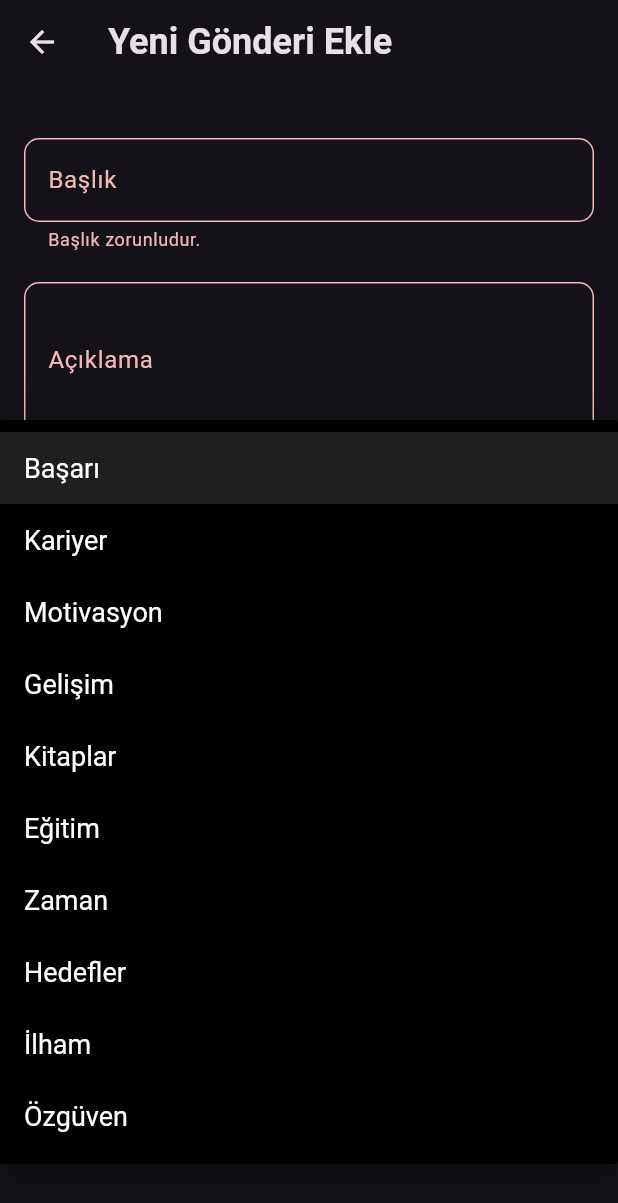
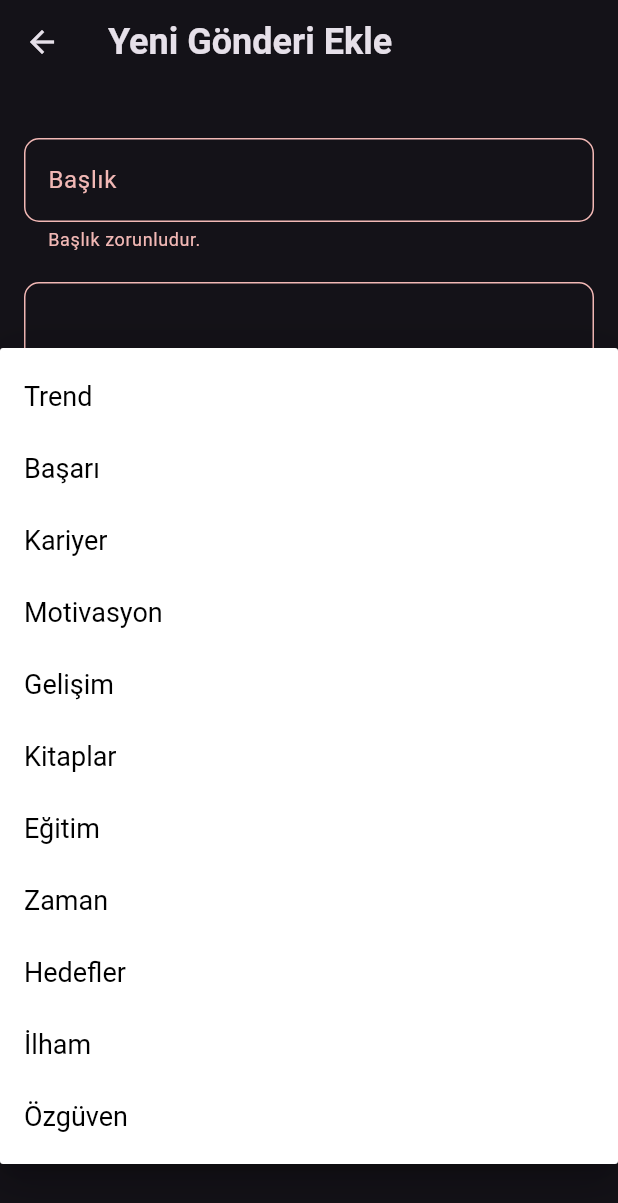
Before and after one commit to BerkErdgn/MotiX, a Flutter app: the AddBlogPostPage screen opened directly with empty values, after a tap on "Gönderiyi Ekle", after a tap on "Kategori seçin", on a phone screen of 412 x 824 dp. Shown: the top 1203 px of the screen. Run offline on Flutter 3.47's test engine with Material 3 defaults, Android fonts, the phone set to English and light mode, and no system bars; our stand-ins replace animated_splash_screen, cloud_firestore, curved_navigation_bar, dash_chat_2, firebase_auth, firebase_core and 8 more; accounts and stored records are empty.

Commit message:
SocailMedia Page Firebase Entegration
Firebase integration on social media screen completed

```diff
--- a/lib/data/entity/post.dart
+++ b/lib/data/entity/post.dart
@@ -27,7 +27,7 @@ class Post {
       postDescription: json["postDescription"] as String? ?? "",
       postOwnerProfileIcon: json["postOwnerProfileIcon"] as String? ?? "",
       postDate: json["postDate"] as String? ?? "",
-      postCategories: json["postCategories"] as List<String>? ?? [],
+      postCategories: List<String>.from(json['postCategories'] ?? []),
     );
   }
 }
--- a/lib/main.dart
+++ b/lib/main.dart
@@ -2,6 +2,7 @@ import 'package:firebase_core/firebase_core.dart';
 import 'package:flutter/material.dart';
 import 'package:flutter_bloc/flutter_bloc.dart';
 import 'package:flutter_gemini/flutter_gemini.dart';
+import 'package:motix_app/pages/cubit/addPostCubit.dart';
 import 'package:motix_app/pages/cubit/imageCubit.dart';
 import 'package:motix_app/pages/cubit/registerCubit.dart';
 import 'package:motix_app/pages/cubit/socialMediaCubit.dart';
@@ -33,6 +34,7 @@ class MyApp extends StatelessWidget {
         BlocProvider(create: (context) => RegisterCubit()),
         BlocProvider(create: (context) => Imagecubit()),
         BlocProvider(create: (context) => SocialMediaCubit()),
+        BlocProvider(create: (context) => AddPostCubit()),
       ],
       child: MaterialApp(
         debugShowCheckedModeBanner: false,
--- /dev/null
+++ b/lib/pages/cubit/addPostCubit.dart
@@ -0,0 +1,22 @@
+import 'package:flutter_bloc/flutter_bloc.dart';
+import 'package:motix_app/data/repo/MotiXRepository.dart';
+
+class AddPostCubit extends Cubit<void> {
+  AddPostCubit() : super(0);
+
+  var mrepo = MotixRepository();
+
+  Future<void> addPost(
+      String postId,
+      String postOwnerName,
+      String postOwnerEmail,
+      String postTitle,
+      String postDescription,
+      String postOwnerProfileIcon,
+      String postDate,
+      List<String> postCategories,
+      ) async {
+    await mrepo.addPost(postId, postOwnerName, postOwnerEmail, postTitle,
+        postDescription, postOwnerProfileIcon, postDate, postCategories);
+  }
+}
--- a/lib/pages/social_media_page/add_blog_post_page.dart
+++ b/lib/pages/social_media_page/add_blog_post_page.dart
@@ -1,10 +1,16 @@
 import 'package:flutter/material.dart';
-import 'package:motix_app/pages/social_media_page/blog_post.dart';
+import 'package:flutter_bloc/flutter_bloc.dart';
+import 'package:motix_app/data/entity/post.dart';
+import 'package:motix_app/pages/cubit/addPostCubit.dart';
+import 'package:uuid/uuid.dart'; // Benzersiz postId için
 
 class AddBlogPostPage extends StatefulWidget {
-  final Function(BlogPost) onAdd;
+  final Function(Post) onAdd;
+  final String postOwnerEmail;
+  final String postOwnerName;
+  final String postOwnerProfileIcon;
 
-  const AddBlogPostPage({super.key, required this.onAdd});
+  const AddBlogPostPage({super.key, required this.onAdd, required this.postOwnerEmail, required this.postOwnerName, required this.postOwnerProfileIcon});
 
   @override
   _AddBlogPostPageState createState() => _AddBlogPostPageState();
@@ -16,6 +22,7 @@ class _AddBlogPostPageState extends State<AddBlogPostPage> {
   final _descriptionController = TextEditingController();
   String? _selectedCategory;
   final List<String> _categories = [
+    'Trend',
     'Başarı',
     'Kariyer',
     'Motivasyon',
@@ -25,7 +32,7 @@ class _AddBlogPostPageState extends State<AddBlogPostPage> {
     'Zaman',
     'Hedefler',
     'İlham',
-    'Özgüven',
+    'Özgüven'
   ];
 
   @override
@@ -58,7 +65,7 @@ class _AddBlogPostPageState extends State<AddBlogPostPage> {
                   ),
                   focusedBorder: OutlineInputBorder(
                     borderRadius: BorderRadius.circular(10.0),
-                    borderSide: BorderSide(color: Colors.orange, width: 2.0),
+                    borderSide: const BorderSide(color: Colors.orange, width: 2.0),
                   ),
                 ),
                 validator: (value) {
@@ -79,7 +86,7 @@ class _AddBlogPostPageState extends State<AddBlogPostPage> {
                   ),
                   focusedBorder: OutlineInputBorder(
                     borderRadius: BorderRadius.circular(10.0),
-                    borderSide: BorderSide(color: Colors.orange, width: 2.0),
+                    borderSide: const BorderSide(color: Colors.orange, width: 2.0),
                   ),
                 ),
                 maxLines: 3,
@@ -93,11 +100,11 @@ class _AddBlogPostPageState extends State<AddBlogPostPage> {
               const SizedBox(height: 20),
               DropdownButtonFormField<String>(
                 value: _selectedCategory,
-                hint: Text('Kategori seçin'),
-                icon: Icon(Icons.arrow_downward),
+                hint: const Text('Kategori seçin'),
+                icon: const Icon(Icons.arrow_downward),
                 iconSize: 24,
                 elevation: 16,
-                style: TextStyle(color: Colors.black),
+                style: const TextStyle(color: Colors.black),
                 decoration: InputDecoration(
                   border: OutlineInputBorder(
                     borderRadius: BorderRadius.circular(10.0),
@@ -108,43 +115,62 @@ class _AddBlogPostPageState extends State<AddBlogPostPage> {
                     _selectedCategory = newValue!;
                   });
                 },
-                items: _categories
-                    .map<DropdownMenuItem<String>>((String category) {
+                items: _categories.map<DropdownMenuItem<String>>((String category) {
                   return DropdownMenuItem<String>(
                     value: category,
                     child: Text(
                       category,
-                      style: TextStyle(color: Colors.white, fontSize: 18),
+                      style: const TextStyle(color: Colors.black, fontSize: 18),
                     ),
                   );
                 }).toList(),
-                dropdownColor: Colors.black,
+                dropdownColor: Colors.white,
               ),
               const SizedBox(height: 20),
               ElevatedButton(
                 onPressed: () {
                   if (_formKey.currentState!.validate()) {
-                    BlogPost newPost = BlogPost(
-                      title: _titleController.text,
-                      description: _descriptionController.text,
-                      categories: [_selectedCategory!],
+                    var postId = Uuid().v4();
+                    var postDate = DateTime.now().toIso8601String();
+
+                    Post newPost = Post(
+                      postId: postId,
+                      postOwnerName: widget.postOwnerName,
+                      postOwnerEmail: widget.postOwnerEmail,
+                      postTitle: _titleController.text,
+                      postDescription: _descriptionController.text,
+                      postOwnerProfileIcon: widget.postOwnerProfileIcon,
+                      postDate: postDate,
+                      postCategories: [_selectedCategory!],
                     );
+
+                    context.read<AddPostCubit>().addPost(
+                      newPost.postId,
+                      newPost.postOwnerName,
+                      newPost.postOwnerEmail,
+                      newPost.postTitle,
+                      newPost.postDescription,
+                      newPost.postOwnerProfileIcon,
+                      newPost.postDate,
+                      newPost.postCategories,
+                    );
+
                     widget.onAdd(newPost);
                     Navigator.pop(context);
                   }
                 },
                 style: ButtonStyle(
                   backgroundColor:
-                      WidgetStateProperty.all<Color>(Colors.orange),
-                  shape: WidgetStateProperty.all<RoundedRectangleBorder>(
+                  MaterialStateProperty.all<Color>(Colors.orange),
+                  shape: MaterialStateProperty.all<RoundedRectangleBorder>(
                     RoundedRectangleBorder(
                       borderRadius: BorderRadius.circular(10),
                     ),
                   ),
-                  padding: WidgetStateProperty.all<EdgeInsetsGeometry>(
+                  padding: MaterialStateProperty.all<EdgeInsetsGeometry>(
                     const EdgeInsets.symmetric(vertical: 14),
                   ),
-                  minimumSize: WidgetStateProperty.all<Size>(
+                  minimumSize: MaterialStateProperty.all<Size>(
                     const Size(double.infinity, 50),
                   ),
                 ),
```
Also changed, not shown: lib/pages/coachPage/coach_page.dart (+20 -38 lines), lib/pages/cubit/socialMediaCubit.dart (+46 -16 lines), lib/pages/social_media_page/blog_post.dart (+22 -45 lines), lib/pages/social_media_page/blog_post_detail_page.dart (+5 -5 lines), lib/pages/social_media_page/social_media_page.dart (+46 -47 lines), lib/product/components/custom_app_bar.dart (+8 -3 lines).
